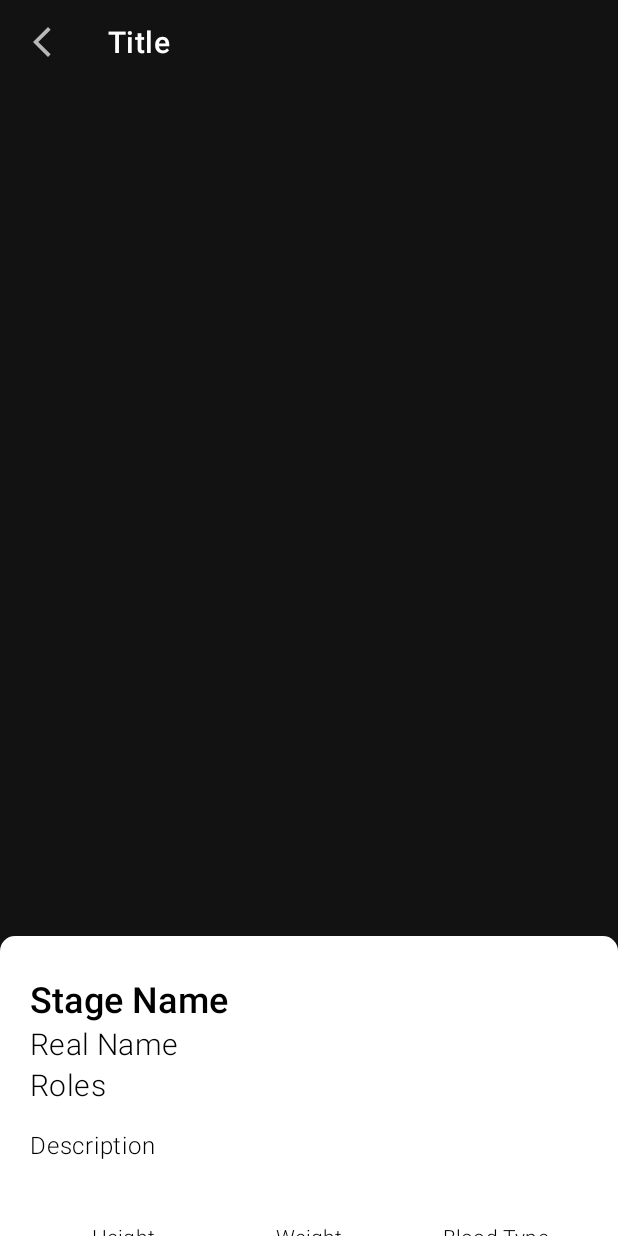
After one commit to coper101/K-idol-Recognizer, an Android app: the MainActivity2 screen opened directly, with no data from a screen before it, on a phone screen of 412 x 824 dp. The commit adds this screen. Run offline under Robolectric (Android 15) with nearby library versions, the phone set to English and light mode, and no system bars; libraries missing offline, so code that uses them is left out: com.chaquo.python; 4 statements that could not run were skipped.

Commit message:
3nd Commit

```diff
--- a/app/build.gradle
+++ b/app/build.gradle
@@ -78,4 +78,7 @@ dependencies {
     implementation "androidx.camera:camera-lifecycle:$camerax_version"
     // CameraX View class
     implementation "androidx.camera:camera-view:1.0.0-alpha14"
+
+    // GSON
+    implementation 'com.google.code.gson:gson:2.8.5'
 }
--- a/app/src/main/AndroidManifest.xml
+++ b/app/src/main/AndroidManifest.xml
@@ -2,7 +2,7 @@
 <manifest xmlns:android="http://schemas.android.com/apk/res/android"
     package="com.daryl.kidolrecognizer">
 
-    <uses-permission android:name="android.permission.CAMERA"/>
+    <uses-permission android:name="android.permission.CAMERA" />
 
     <application
         android:allowBackup="true"
@@ -11,6 +11,7 @@
         android:roundIcon="@mipmap/ic_launcher_round"
         android:supportsRtl="true"
         android:theme="@style/Theme.KIdolRecognizer">
+        <activity android:name=".MainActivity2"></activity>
         <activity android:name=".MainActivity">
             <intent-filter>
                 <action android:name="android.intent.action.MAIN" />
--- /dev/null
+++ b/app/src/main/java/com/daryl/kidolrecognizer/MainActivity2.java
@@ -0,0 +1,112 @@
+package com.daryl.kidolrecognizer;
+
+import androidx.appcompat.app.AppCompatActivity;
+
+import android.graphics.Bitmap;
+import android.os.Bundle;
+import android.util.Base64;
+import android.view.View;
+import android.widget.ImageView;
+import android.widget.TextView;
+
+import com.chaquo.python.PyObject;
+import com.chaquo.python.Python;
+import com.chaquo.python.android.AndroidPlatform;
+import com.google.android.material.appbar.MaterialToolbar;
+
+import java.io.ByteArrayOutputStream;
+
+public class MainActivity2 extends AppCompatActivity {
+
+    private static String TAG = "MainActivity2";
+
+    private MaterialToolbar topAppBar;
+    private ImageView faceImageView;
+    private MyData myData = MyData.getMyData();
+
+    // Views
+    private TextView
+            stageNameTV,
+            realNameTV,
+            roleTV,
+            descTV,
+            heightTV,
+            weightTV,
+            bloodTypeTV;
+
+
+    // Access to Module
+    private PyObject pyObject;
+    private Python python;
+
+    // ===========================================================================================
+    @Override
+    protected void onCreate(Bundle savedInstanceState) {
+        super.onCreate(savedInstanceState);
+        setContentView(R.layout.activity_main2);
+
+        // Views
+        topAppBar = findViewById(R.id.top_app_bar);
+        faceImageView = findViewById(R.id.face_image_view);
+
+        stageNameTV = findViewById(R.id.stage_name_text_view);
+        realNameTV = findViewById(R.id.real_name_text_view);
+        roleTV = findViewById(R.id.role_text_view);
+        descTV = findViewById(R.id.description_text_view);
+        heightTV = findViewById(R.id.height_text_view);
+        weightTV = findViewById(R.id.weight_text_view);
+        bloodTypeTV = findViewById(R.id.blood_type_text_view);
+
+        // Check Python is Started
+        if (! Python.isStarted()) {
+            Python.start(new AndroidPlatform(this));
+        }
+
+        python = Python.getInstance();
+        pyObject = python.getModule("myScript");
+
+        // Set Image View to Bitmap Frame Set
+        Bitmap bitmapFrame = myData.getBitmapFrame();
+        if (bitmapFrame != null) {
+            faceImageView.setImageBitmap(bitmapFrame);
+        }
+
+        if (pyObject != null) {
+            PyObject faces_recognized = pyObject.callAttr("recognize_face", encodeBitmapImage(bitmapFrame));
+            if (!faces_recognized.toString().equals("{}")) {
+                String idolName = faces_recognized.asMap().get(0).asList().get(0).toString();
+                int idolIndex = myData.getIdolIndex(idolName);
+                if (idolIndex != -1) {
+                    stageNameTV.setText(myData.idolList.get(idolIndex).getStageName());
+                    realNameTV.setText(myData.idolList.get(idolIndex).getRealName());
+                    roleTV.setText(myData.idolList.get(idolIndex).getRole());
+                    descTV.setText(myData.idolList.get(idolIndex).getDescription());
+                    heightTV.setText(myData.idolList.get(idolIndex).getHeight());
+                    weightTV.setText(myData.idolList.get(idolIndex).getWeight());
+                    bloodTypeTV.setText(myData.idolList.get(idolIndex).getBloodType());
+                }
+            } else {
+                stageNameTV.setText("No Face Detected");
+            }
+        }
+
+        topAppBar.setNavigationOnClickListener(new View.OnClickListener() {
+            @Override
+            public void onClick(View v) {
+                finish();
+            }
+        });
+
+    } // <--- end of onCreate --->
+
+
+    // ===========================================================================================
+    private String encodeBitmapImage(Bitmap bitmap) {
+        ByteArrayOutputStream byteArrayOutputStream = new ByteArrayOutputStream();
+        bitmap.compress(Bitmap.CompressFormat.PNG, 100, byteArrayOutputStream);
+        byte[] imageBytes = byteArrayOutputStream.toByteArray();
+        return android.util.Base64.encodeToString(imageBytes, Base64.DEFAULT);
+    }
+
+
+}
--- /dev/null
+++ b/app/src/main/res/drawable/ic_baseline_arrow_back_ios_new_24.xml
@@ -0,0 +1,10 @@
+<vector xmlns:android="http://schemas.android.com/apk/res/android"
+    android:width="24dp"
+    android:height="24dp"
+    android:viewportWidth="24"
+    android:viewportHeight="24"
+    android:tint="?attr/colorControlNormal">
+  <path
+      android:fillColor="@android:color/white"
+      android:pathData="M17.77,3.77l-1.77,-1.77l-10,10l10,10l1.77,-1.77l-8.23,-8.23z"/>
+</vector>
--- /dev/null
+++ b/app/src/main/res/drawable/pers_bottom_sheet_bg.xml
@@ -0,0 +1,7 @@
+<?xml version="1.0" encoding="utf-8"?>
+<shape xmlns:android="http://schemas.android.com/apk/res/android" android:shape="rectangle">
+    <solid android:color="@color/white"/>
+    <corners
+        android:topRightRadius="10dp"
+        android:topLeftRadius="10dp"/>
+</shape>
--- /dev/null
+++ b/app/src/main/res/layout/activity_main2.xml
@@ -0,0 +1,37 @@
+<?xml version="1.0" encoding="utf-8"?>
+<androidx.coordinatorlayout.widget.CoordinatorLayout
+    xmlns:android="http://schemas.android.com/apk/res/android"
+    xmlns:app="http://schemas.android.com/apk/res-auto"
+    xmlns:tools="http://schemas.android.com/tools"
+    android:layout_width="match_parent"
+    android:layout_height="match_parent"
+    tools:context=".MainActivity2">
+
+    <!-- Face Detected -->
+    <ImageView
+        android:id="@+id/face_image_view"
+        android:layout_width="match_parent"
+        android:layout_height="match_parent"/>
+
+    <!-- App Bar -->
+    <com.google.android.material.appbar.AppBarLayout
+        android:fitsSystemWindows="true"
+        android:layout_width="match_parent"
+        android:layout_height="wrap_content"
+        android:background="@null"
+        app:elevation="0dp">
+
+        <com.google.android.material.appbar.MaterialToolbar
+            style="@style/Widget.MaterialComponents.Toolbar"
+            android:background="@null"
+            android:id="@+id/top_app_bar"
+            android:layout_width="match_parent"
+            android:layout_height="?actionBarSize"
+            app:title="Title"
+            app:navigationIcon="@drawable/ic_baseline_arrow_back_ios_new_24"/>
+    </com.google.android.material.appbar.AppBarLayout>
+
+    <!-- Persistent Bottom Sheet -->
+    <include layout="@layout/pers_bottom_sheet" />
+
+</androidx.coordinatorlayout.widget.CoordinatorLayout>
--- /dev/null
+++ b/app/src/main/res/layout/pers_bottom_sheet.xml
@@ -0,0 +1,104 @@
+<?xml version="1.0" encoding="utf-8"?>
+<LinearLayout
+    xmlns:android="http://schemas.android.com/apk/res/android"
+    xmlns:app="http://schemas.android.com/apk/res-auto"
+    android:orientation="vertical"
+    android:layout_width="match_parent"
+    android:layout_height="match_parent"
+    android:background="@drawable/pers_bottom_sheet_bg"
+    app:layout_behavior="com.google.android.material.bottomsheet.BottomSheetBehavior"
+    app:behavior_hideable="false"
+    app:behavior_peekHeight="200dp"
+    android:paddingHorizontal="20dp"
+    android:paddingVertical="25dp">
+
+    <TextView
+        android:id="@+id/stage_name_text_view"
+        android:layout_width="match_parent"
+        android:layout_height="wrap_content"
+        style="@style/TextAppearance.MaterialComponents.Headline5"
+        android:text="Stage Name"
+        android:textFontWeight="500"
+        android:textColor="@color/black"/>
+
+    <TextView
+        android:id="@+id/real_name_text_view"
+        android:layout_width="match_parent"
+        android:layout_height="wrap_content"
+        style="@style/TextAppearance.MaterialComponents.Headline6"
+        android:text="Real Name"
+        android:textFontWeight="300"
+        android:textColor="@color/black"/>
+
+    <TextView
+        android:id="@+id/role_text_view"
+        android:layout_width="match_parent"
+        android:layout_height="wrap_content"
+        style="@style/TextAppearance.MaterialComponents.Headline6"
+        android:text="Roles"
+        android:textFontWeight="300"
+        android:textColor="@color/black"/>
+
+    <TextView
+        android:id="@+id/description_text_view"
+        android:layout_width="match_parent"
+        android:layout_height="wrap_content"
+        android:layout_marginVertical="15dp"
+        style="@style/TextAppearance.MaterialComponents.Body1"
+        android:text="Description"
+        android:textFontWeight="300"
+        android:textColor="@color/black"/>
+
+    <LinearLayout
+        android:layout_width="match_parent"
+        android:layout_height="wrap_content"
+        android:orientation="horizontal"
+        android:weightSum="3">
+        <LinearLayout
+            android:layout_width="match_parent"
+            android:layout_height="wrap_content"
+            android:orientation="vertical"
+            android:layout_weight="1">
+            <TextView
+                android:id="@+id/height_text_view"
+                android:layout_width="match_parent"
+                android:layout_height="70dp"
+                style="@style/TextAppearance.MaterialComponents.Subtitle2"
+                android:gravity="center"
+                android:text="Height"
+                android:textColor="@color/black"
+                android:textFontWeight="300"/>
+        </LinearLayout>
+        <LinearLayout
+            android:layout_width="match_parent"
+            android:layout_height="wrap_content"
+            android:orientation="vertical"
+            android:layout_weight="1">
+            <TextView
+                android:id="@+id/weight_text_view"
+                android:layout_width="match_parent"
+                android:layout_height="70dp"
+                style="@style/TextAppearance.MaterialComponents.Subtitle2"
+                android:gravity="center"
+                android:text="Weight"
+                android:textColor="@color/black"
+                android:textFontWeight="300"/>
+        </LinearLayout>
+        <LinearLayout
+            android:layout_width="match_parent"
+            android:layout_height="wrap_content"
+            android:orientation="vertical"
+            android:layout_weight="1">
+            <TextView
+                android:id="@+id/blood_type_text_view"
+                android:layout_width="match_parent"
+                android:layout_height="70dp"
+                style="@style/TextAppearance.MaterialComponents.Subtitle2"
+                android:gravity="center"
+                android:text="Blood Type"
+                android:textColor="@color/black"
+                android:textFontWeight="300"/>
+        </LinearLayout>
+    </LinearLayout>
+
+</LinearLayout>
```
Also changed, not shown: app/src/main/assets/idols.json (added, +86 -0 lines), app/src/main/java/com/daryl/kidolrecognizer/Idol.java (added, +94 -0 lines), app/src/main/java/com/daryl/kidolrecognizer/MainActivity.java (+67 -21 lines), app/src/main/java/com/daryl/kidolrecognizer/MyData.java (added, +49 -0 lines), app/src/main/res/layout/activity_main.xml (+0 -13 lines), 3 other files.
